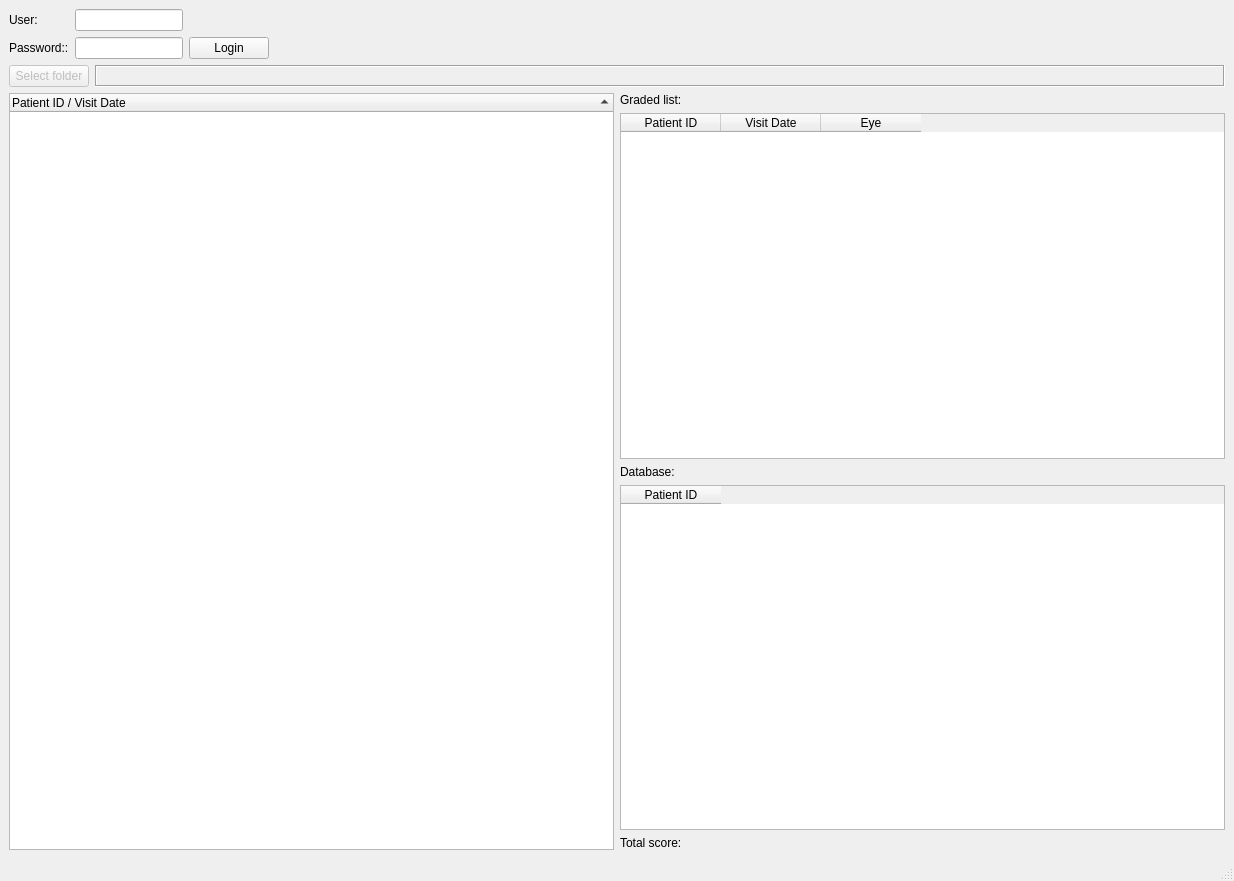
xujialiu/ETDR-grading-app, file SetWidget.ui: the form before one commit.
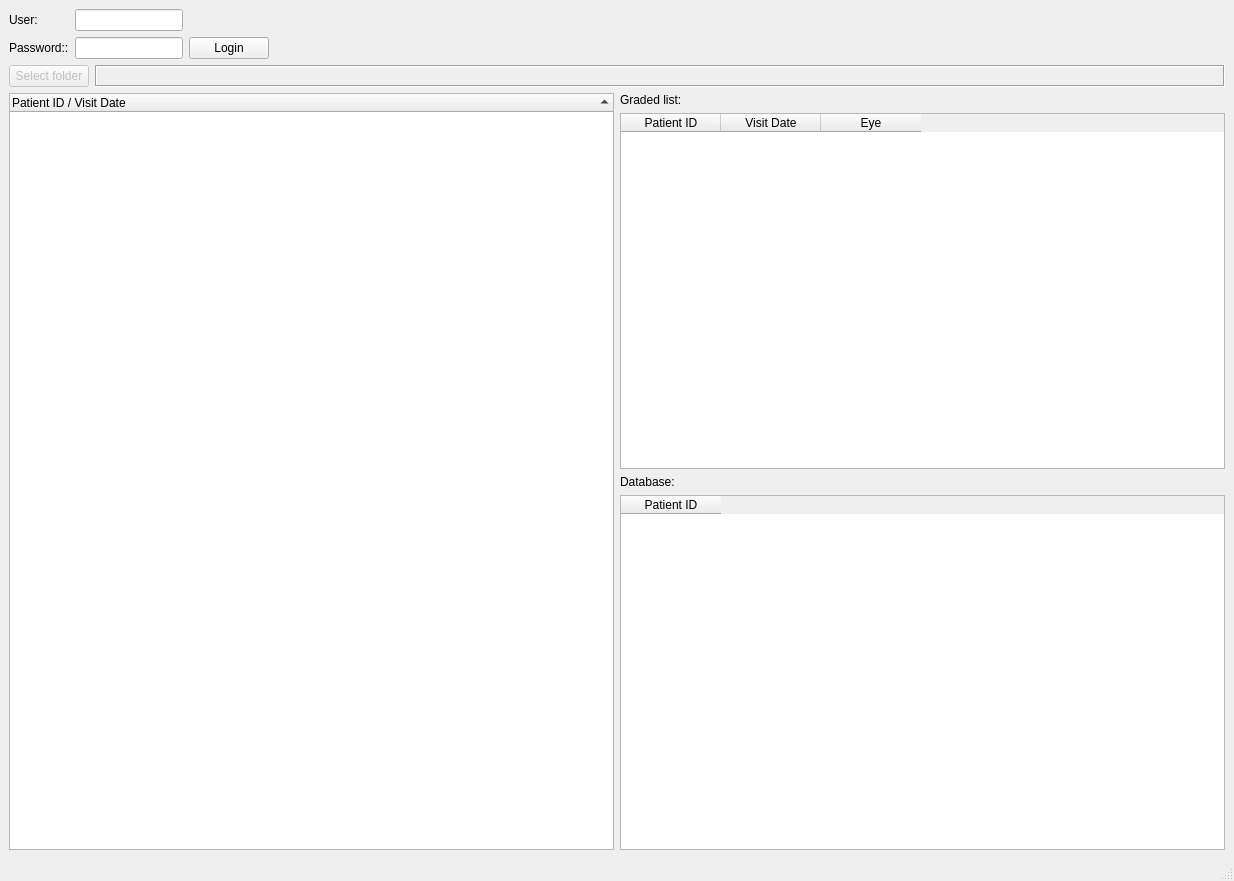
The form after the commit.

Commit message: feat: add logic of new combobox and lineedit

The edit to the form file:
```diff
--- a/SetWidget.ui
+++ b/SetWidget.ui
@@ -155,13 +155,6 @@
             </column>
            </widget>
           </item>
-          <item>
-           <widget class="QLabel" name="label_5">
-            <property name="text">
-             <string>Total score:</string>
-            </property>
-           </widget>
-          </item>
          </layout>
         </item>
        </layout>
```
The commit also changes 5 other files.
